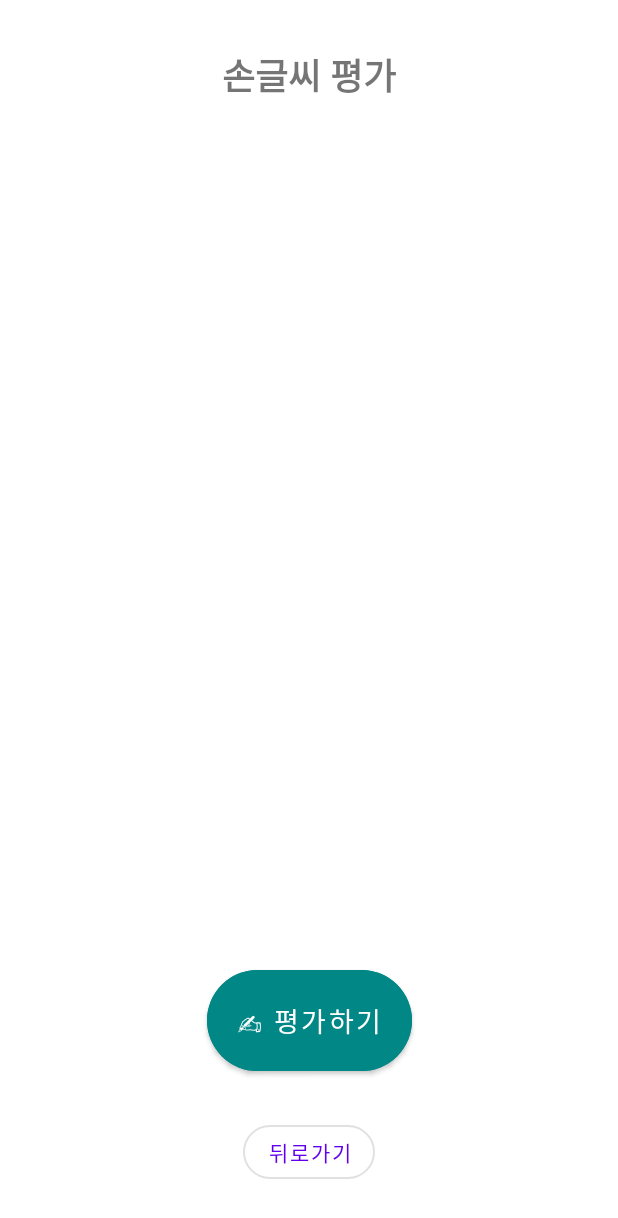
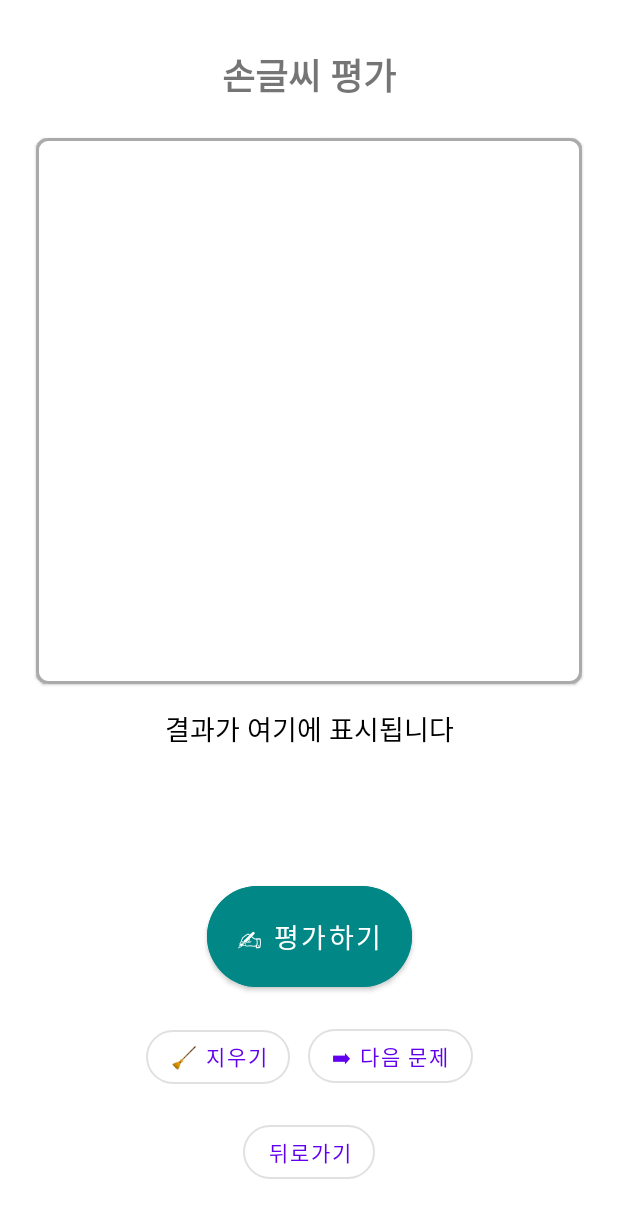
Before and after one commit to Oh-Tack/PikaBoka, an Android app: the layout activity_handwriting.xml on its own in the app's theme, with its tools: preview values and no code run, on a phone screen of 412 x 824 dp. Shown: the top 1218 px of the screen. Run offline under Robolectric (Android 15) with nearby library versions, the phone set to English and light mode, and no system bars; network calls fail.

Commit message:
v1.2.3-alpha
모델 추가 및 손글씨 인식 기능 구현

```diff
--- a/app/src/main/res/layout/activity_handwriting.xml
+++ b/app/src/main/res/layout/activity_handwriting.xml
@@ -1,12 +1,12 @@
+<?xml version="1.0" encoding="utf-8"?>
 <androidx.constraintlayout.widget.ConstraintLayout
     xmlns:android="http://schemas.android.com/apk/res/android"
     xmlns:app="http://schemas.android.com/apk/res-auto"
-    xmlns:tools="http://schemas.android.com/tools"
     android:layout_width="match_parent"
     android:layout_height="match_parent"
-    android:background="@android:color/white"
-    tools:context=".HandwritingActivity">
+    android:background="@android:color/white">
 
+    <!-- 제목 -->
     <TextView
         android:id="@+id/handwritingTitle"
         android:layout_width="wrap_content"
@@ -19,18 +19,54 @@
         app:layout_constraintEnd_toEndOf="parent"
         android:layout_marginTop="32dp"/>
 
-    <!-- 손글씨 입력 캔버스 (커스텀 뷰) -->
-    <com.cookandroide.pikaboka.views.DrawingView
-        android:id="@+id/drawView"
+    <!-- 손글씨 캔버스 (정사각형 + 테두리) -->
+    <com.google.android.material.card.MaterialCardView
+        android:id="@+id/canvasCard"
         android:layout_width="0dp"
         android:layout_height="0dp"
-        android:background="@android:color/darker_gray"
         app:layout_constraintTop_toBottomOf="@id/handwritingTitle"
         app:layout_constraintStart_toStartOf="parent"
         app:layout_constraintEnd_toEndOf="parent"
-        app:layout_constraintBottom_toTopOf="@id/evaluateButton"
-        android:layout_margin="24dp"/>
+        android:layout_margin="24dp"
+        app:cardCornerRadius="8dp"
+        app:strokeColor="@android:color/darker_gray"
+        app:strokeWidth="2dp"
+        app:layout_constraintDimensionRatio="1:1">
 
+        <com.cookandroide.pikaboka.views.DrawingView
+            android:id="@+id/drawView"
+            android:layout_width="match_parent"
+            android:layout_height="match_parent"
+            android:background="@android:color/white"/>
+    </com.google.android.material.card.MaterialCardView>
+
+    <!-- 결과 텍스트 -->
+    <TextView
+        android:id="@+id/resultText"
+        android:layout_width="wrap_content"
+        android:layout_height="wrap_content"
+        android:text="결과가 여기에 표시됩니다"
+        android:textSize="18sp"
+        android:textColor="@android:color/black"
+        app:layout_constraintTop_toBottomOf="@id/canvasCard"
+        app:layout_constraintStart_toStartOf="parent"
+        app:layout_constraintEnd_toEndOf="parent"
+        android:layout_marginTop="16dp"/>
+
+    <!-- 뒤로가기 버튼 -->
+    <com.google.android.material.button.MaterialButton
+        android:id="@+id/btnBack"
+        style="@style/Widget.MaterialComponents.Button.OutlinedButton"
+        android:layout_width="wrap_content"
+        android:layout_height="wrap_content"
+        android:text="뒤로가기"
+        app:cornerRadius="24dp"
+        app:layout_constraintBottom_toBottomOf="parent"
+        app:layout_constraintStart_toStartOf="parent"
+        app:layout_constraintEnd_toEndOf="parent"
+        android:layout_marginBottom="32dp"/>
+
+    <!-- 평가 버튼 -->
     <com.google.android.material.button.MaterialButton
         android:id="@+id/evaluateButton"
         style="@style/Widget.MaterialComponents.Button"
@@ -42,20 +78,38 @@
         android:backgroundTint="@color/teal_700"
         android:textColor="@android:color/white"
         app:cornerRadius="50dp"
+        app:layout_constraintBottom_toTopOf="@id/buttonGroup"
+        app:layout_constraintStart_toStartOf="parent"
+        app:layout_constraintEnd_toEndOf="parent"
+        android:layout_marginBottom="16dp"/>
+
+    <!-- 지우기 / 다음 문제 버튼 그룹 -->
+    <LinearLayout
+        android:id="@+id/buttonGroup"
+        android:layout_width="wrap_content"
+        android:layout_height="wrap_content"
+        android:orientation="horizontal"
         app:layout_constraintBottom_toTopOf="@id/btnBack"
         app:layout_constraintStart_toStartOf="parent"
         app:layout_constraintEnd_toEndOf="parent"
-        android:layout_marginBottom="24dp"/>
+        android:layout_marginBottom="16dp">
 
-    <com.google.android.material.button.MaterialButton
-        android:id="@+id/btnBack"
-        style="@style/Widget.MaterialComponents.Button.OutlinedButton"
-        android:layout_width="wrap_content"
-        android:layout_height="wrap_content"
-        android:text="뒤로가기"
-        app:cornerRadius="24dp"
-        app:layout_constraintBottom_toBottomOf="parent"
-        app:layout_constraintStart_toStartOf="parent"
-        app:layout_constraintEnd_toEndOf="parent"
-        android:layout_marginBottom="32dp"/>
+        <com.google.android.material.button.MaterialButton
+            android:id="@+id/clearButton"
+            style="@style/Widget.MaterialComponents.Button.OutlinedButton"
+            android:layout_width="wrap_content"
+            android:layout_height="wrap_content"
+            android:text="🧹 지우기"
+            android:layout_marginEnd="12dp"
+            app:cornerRadius="24dp"/>
+
+        <com.google.android.material.button.MaterialButton
+            android:id="@+id/nextButton"
+            style="@style/Widget.MaterialComponents.Button.OutlinedButton"
+            android:layout_width="wrap_content"
+            android:layout_height="wrap_content"
+            android:text="➡ 다음 문제"
+            app:cornerRadius="24dp"/>
+    </LinearLayout>
+
 </androidx.constraintlayout.widget.ConstraintLayout>
```
Also changed, not shown: app/src/main/java/com/cookandroide/pikaboka/DrawingView.kt (+23 -1 lines), app/src/main/java/com/cookandroide/pikaboka/HandwritingActivity.kt (+105 -16 lines), app/src/main/res/drawable/canvas_background.xml (added, +7 -0 lines), 1 other file.
